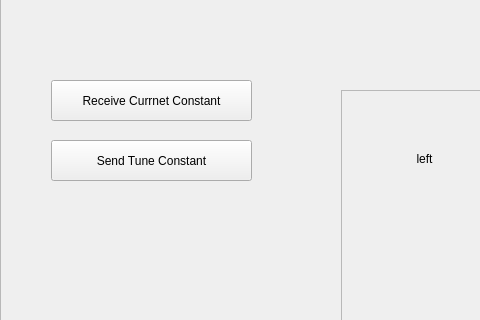
Before: the Qt Designer form tocabi_gui/src/tocabi_gui.ui in saga0619/dyros_tocabi, drawn with Qt 5; both pictures show x 0 to 480 and y 121 to 441 of the 1280 by 800 pixel window.
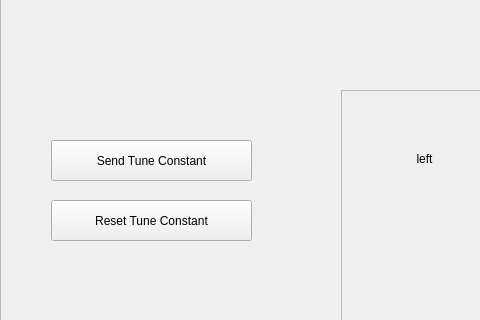
After: the same form once the commit is applied.

Diff of the .ui file:
```diff
--- a/tocabi_gui/src/tocabi_gui.ui
+++ b/tocabi_gui/src/tocabi_gui.ui
@@ -2058,13 +2058,13 @@
      <property name="geometry">
       <rect>
        <x>50</x>
-       <y>140</y>
+       <y>260</y>
        <width>201</width>
        <height>41</height>
       </rect>
      </property>
      <property name="text">
-      <string>Receive Currnet Constant</string>
+      <string>Reset Tune Constant</string>
      </property>
     </widget>
     <widget class="QPushButton" name="sendtunebtn">
```
Left out of the diff: 2 changed lines with no effect on the pictures.
